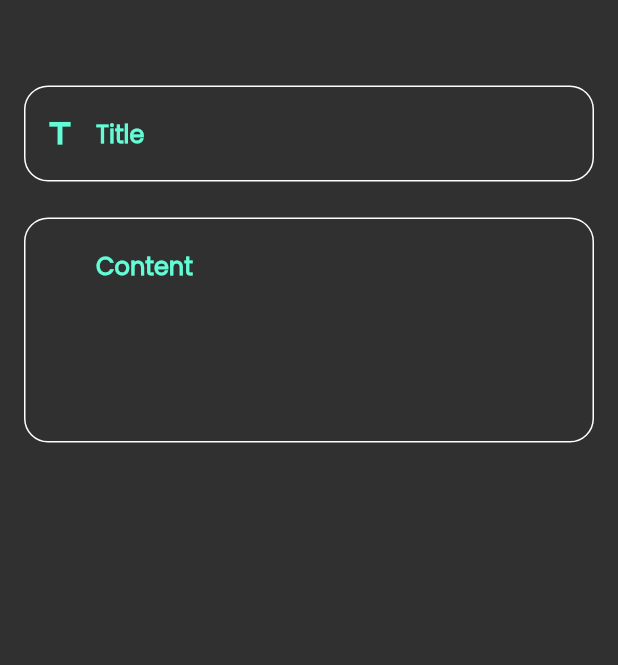
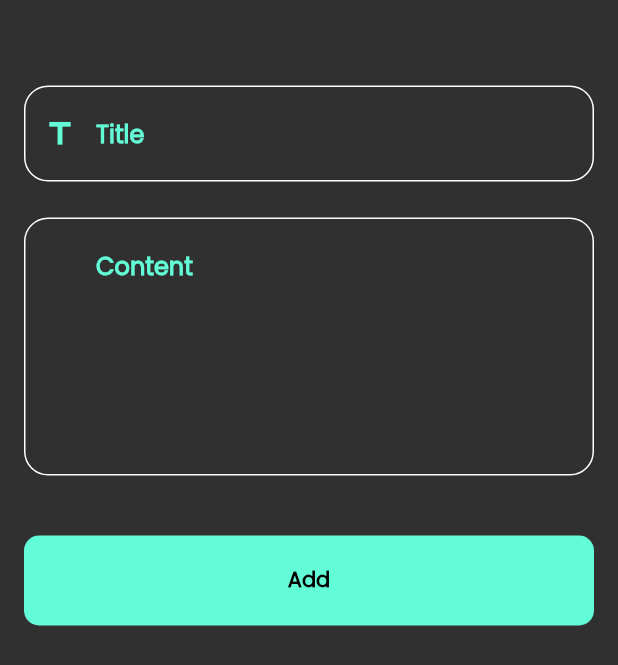
Before and after one commit to mkh515574/notes_app, a Flutter app: the AddNoteBottomSheet widget shown alone on an empty page, opened directly, on a phone screen of 412 x 824 dp. Shown: the top 665 px of the screen. Run offline on Flutter 3.47's test engine with Material 2 defaults, Android fonts, the light colour scheme and no system bars; our stand-ins replace font_awesome_flutter, hive, hive_flutter; accounts and stored records are empty.

Commit message:
refactor ui

```diff
--- a/lib/constants.dart
+++ b/lib/constants.dart
@@ -1,4 +1,4 @@
-import 'dart:ui';
+import 'package:flutter/material.dart';
 
 const kColor = Color(0xff62FCD7);
 const kNotesBox = "NotesBox";
--- a/lib/main.dart
+++ b/lib/main.dart
@@ -1,5 +1,5 @@
 import 'package:flutter/material.dart';
-import 'package:hive/hive.dart';
+
 import 'package:hive_flutter/hive_flutter.dart';
 import 'package:note_app/constants.dart';
 import 'package:note_app/views/screens/notes_view.dart';
--- a/lib/views/widgets/addnote_botom_sheet.dart
+++ b/lib/views/widgets/addnote_botom_sheet.dart
@@ -1,4 +1,5 @@
 import 'package:flutter/material.dart';
+import 'package:note_app/views/widgets/custom_button.dart';
 import 'package:note_app/views/widgets/custom_text_fild.dart';
 
 
@@ -22,8 +23,10 @@ class AddNoteBottomSheet extends StatelessWidget {
           ),
           CustomTextField(
             hintText: "Content",
-            maxLines: 5,
+            maxLines: 6,
           ),
+
+          CustomButton(),
         ],
       ),
     );
--- /dev/null
+++ b/lib/views/widgets/custom_button.dart
@@ -0,0 +1,33 @@
+import 'package:flutter/material.dart';
+
+import '../../constants.dart';
+
+class CustomButton extends StatelessWidget {
+  const CustomButton({Key? key}) : super(key: key);
+
+  @override
+  Widget build(BuildContext context) {
+    return GestureDetector(
+      onTap: (){},
+      child: Container(
+        margin:const EdgeInsets.only(top: 40),
+        height: 60,
+        decoration: BoxDecoration(
+            borderRadius: BorderRadius.circular(10),
+            color: kColor,
+            // gradient: const LinearGradient(colors: [
+            //   Color.fromRGBO(143, 148, 251, 1),
+            //   Color.fromRGBO(143, 148, 251, .6),
+            // ])
+        ),
+        child: const Center(
+          child: Text(
+            "Add",
+            style: TextStyle(
+                color: Colors.black, fontWeight: FontWeight.bold),
+          ),
+        ),
+      ),
+    );
+  }
+}
```
